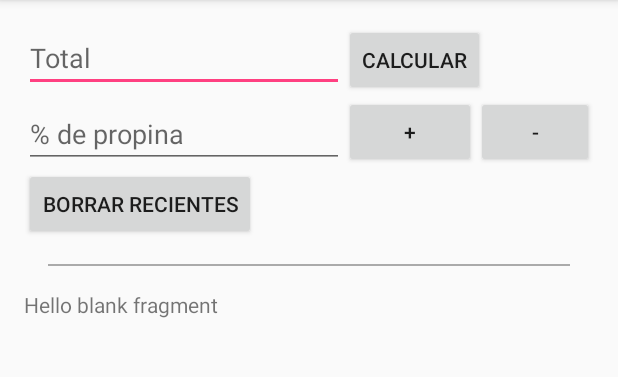
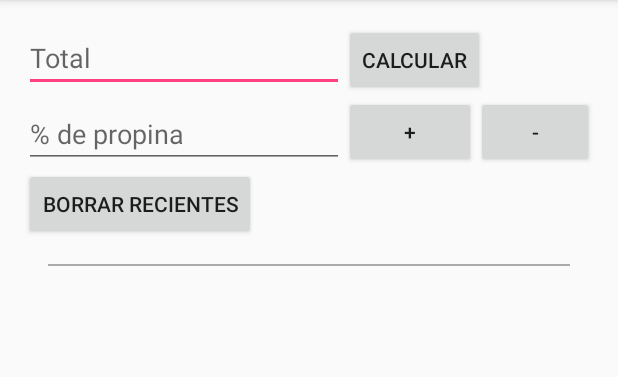
Before and after one commit to Pablo9092/TipCalc, an Android app: the screen it shows after launch (MainActivity), on a phone screen of 412 x 824 dp, the part 84-461 px from its top. Run offline under Robolectric (Android 15) with nearby library versions, the phone set to English and light mode, and no system bars; our stand-ins replace ButterKnife; 3 statements that could not run were skipped.

Commit message:
Add RecyclerView

```diff
--- a/app/build.gradle
+++ b/app/build.gradle
@@ -25,9 +25,11 @@ dependencies {
     compile "com.android.support:appcompat-v7:$rootProject.ext.supportLibraryVersion"
     compile "com.android.support:support-v4:$rootProject.ext.supportLibraryVersion"
     compile "com.android.support:design:$rootProject.ext.supportLibraryVersion"
-    compile "com.android.support:recyclerview-v7:$rootProject.ext.supportLibraryVersion"
+
 
     compile "com.jakewharton:butterknife:$rootProject.ext.butterknifeVersion"
+
     compile 'com.android.support:support-v4:24.2.1'
     testCompile 'junit:junit:4.12'
+    compile 'com.google.android.gms:play-services-appindexing:8.4.0'
 }
--- a/app/src/main/java/com/example/pablo/tipcalc/activities/MainActivity.java
+++ b/app/src/main/java/com/example/pablo/tipcalc/MainActivity.java
@@ -1,4 +1,4 @@
-package com.example.pablo.tipcalc.activities;
+package com.example.pablo.tipcalc;
 
 import android.content.Context;
 import android.content.Intent;
@@ -15,10 +15,12 @@ import android.widget.EditText;
 import android.widget.RelativeLayout;
 import android.widget.TextView;
 
-import com.example.pablo.tipcalc.R;
-import com.example.pablo.tipcalc.TipCalcApp;
 import com.example.pablo.tipcalc.fragments.TipHistoryListFragment;
 import com.example.pablo.tipcalc.fragments.TipHistoryListFragmentListener;
+import com.google.android.gms.appindexing.Action;
+import com.google.android.gms.appindexing.AppIndex;
+import com.google.android.gms.appindexing.Thing;
+import com.google.android.gms.common.api.GoogleApiClient;
 
 import butterknife.BindView;
 import butterknife.ButterKnife;
@@ -28,8 +30,7 @@ public class MainActivity extends AppCompatActivity {
 
 
     private final static int TIP_STEP_CHANGE = 1;
-    private final static int DEFAULT_TIP_CHANGE = 10;
-    private TipHistoryListFragmentListener fragmentListener;
+    private final static int DEFAULT_TIP_PERCENTAGE= 10;
 
     @BindView(R.id.inputBill)
     EditText inputBill;
@@ -49,15 +50,20 @@ public class MainActivity extends AppCompatActivity {
     RelativeLayout contentTip;
 
 
+    private TipHistoryListFragmentListener fragmentListener;
+    private GoogleApiClient client;
+
     @Override
     protected void onCreate(Bundle savedInstanceState) {
         super.onCreate(savedInstanceState);
         setContentView(R.layout.activity_main);
         ButterKnife.bind(this);
+
         TipHistoryListFragment fragment = (TipHistoryListFragment) getSupportFragmentManager().findFragmentById(R.id.fragmentList);
 
         fragment.setRetainInstance(true);
         fragmentListener = (TipHistoryListFragmentListener) fragment;
+        client = new GoogleApiClient.Builder(this).addApi(AppIndex.API).build();
     }
 
     @Override
@@ -77,16 +83,19 @@ public class MainActivity extends AppCompatActivity {
     @OnClick(R.id.btnSubmit)
     public void handleSubmit() {
         hideKeyboard();
+
         String strInputTotal = inputBill.getText().toString().trim();
-        if (!strInputTotal.isEmpty()) {
+
+        if(!strInputTotal.isEmpty()) {
             double total = Double.parseDouble(strInputTotal);
             int tipPercentage = getTipPercentage();
 
-            double tip = total * tipPercentage / 100d;
+            double tip = total * (tipPercentage/100d);
 
-            String strTip = String.format(getString(R.string.global_message_tip, tip));
+            String strTip = String.format(getString(R.string.global_message_tip), tip);
 
             fragmentListener.action(strTip);
+
 
             txtTip.setVisibility(View.VISIBLE);
             txtTip.setText(strTip);
@@ -95,23 +104,23 @@ public class MainActivity extends AppCompatActivity {
 
     @OnClick(R.id.btnIncrease)
     public void handleClickIncrease() {
+        hideKeyboard();
         handleTipChange(TIP_STEP_CHANGE);
     }
 
     @OnClick(R.id.btnDecrease)
     public void handleClickIDecrease() {
+        hideKeyboard();
         handleTipChange(-TIP_STEP_CHANGE);
     }
 
     public int getTipPercentage() {
-        int tipPercentage = DEFAULT_TIP_CHANGE;
+        int tipPercentage = DEFAULT_TIP_PERCENTAGE;
         String strInputPercentage = inputPercentage.getText().toString().trim();
         if (!strInputPercentage.isEmpty()) {
             tipPercentage = Integer.parseInt(strInputPercentage);
-        }
-        else
-        {
-            inputPercentage.setText(String.valueOf(DEFAULT_TIP_CHANGE));
+        } else {
+            inputPercentage.setText(String.valueOf(DEFAULT_TIP_PERCENTAGE));
         }
 
         return tipPercentage;
@@ -132,7 +141,7 @@ public class MainActivity extends AppCompatActivity {
     private void hideKeyboard() {
         InputMethodManager inputManager = (InputMethodManager) getSystemService(Context.INPUT_METHOD_SERVICE);
         try {
-            inputManager.hideSoftInputFromWindow(getCurrentFocus().getWindowToken(), InputMethodManager.HIDE_IMPLICIT_ONLY);
+            inputManager.hideSoftInputFromWindow(getCurrentFocus().getWindowToken(), InputMethodManager.HIDE_NOT_ALWAYS);
         } catch (NullPointerException npe) {
             Log.e(getLocalClassName(), Log.getStackTraceString(npe));
         }
@@ -149,4 +158,39 @@ public class MainActivity extends AppCompatActivity {
     }
 
 
+    /**
+     * ATTENTION: This was auto-generated to implement the App Indexing API.
+     * See https://g.co/AppIndexing/AndroidStudio for more information.
+     */
+    public Action getIndexApiAction() {
+        Thing object = new Thing.Builder()
+                .setName("Main Page") // TODO: Define a title for the content shown.
+                // TODO: Make sure this auto-generated URL is correct.
+                .setUrl(Uri.parse("http://[ENTER-YOUR-URL-HERE]"))
+                .build();
+        return new Action.Builder(Action.TYPE_VIEW)
+                .setObject(object)
+                .setActionStatus(Action.STATUS_TYPE_COMPLETED)
+                .build();
+    }
+
+    @Override
+    public void onStart() {
+        super.onStart();
+
+        // ATTENTION: This was auto-generated to implement the App Indexing API.
+        // See https://g.co/AppIndexing/AndroidStudio for more information.
+        client.connect();
+        AppIndex.AppIndexApi.start(client, getIndexApiAction());
+    }
+
+    @Override
+    public void onStop() {
+        super.onStop();
+
+        // ATTENTION: This was auto-generated to implement the App Indexing API.
+        // See https://g.co/AppIndexing/AndroidStudio for more information.
+        AppIndex.AppIndexApi.end(client, getIndexApiAction());
+        client.disconnect();
+    }
 }
--- a/app/src/main/res/layout/activity_main.xml
+++ b/app/src/main/res/layout/activity_main.xml
@@ -7,7 +7,7 @@
     android:paddingLeft="@dimen/activity_horizontal_margin"
     android:paddingRight="@dimen/activity_horizontal_margin"
     android:paddingTop="@dimen/activity_vertical_margin"
-    tools:context="com.example.pablo.tipcalc.activities.MainActivity">
+    tools:context="com.example.pablo.tipcalc.MainActivity">
 
         <include android:layout_width="match_parent"
         android:layout_height="wrap_content"
--- a/app/src/main/res/layout/content_tip.xml
+++ b/app/src/main/res/layout/content_tip.xml
@@ -2,8 +2,9 @@
 <RelativeLayout xmlns:android="http://schemas.android.com/apk/res/android"
     android:layout_width="match_parent"
     android:layout_height="match_parent"
-    android:orientation="horizontal"
+    android:orientation="vertical"
     android:id="@+id/content_tip">
+
 
     <EditText
         android:layout_width="wrap_content"
@@ -12,8 +13,9 @@
         android:hint="@string/main.hint.bill"
         android:ems="10"
         android:id="@+id/inputBill"
+        android:layout_alignParentTop="true"
         android:layout_alignParentLeft="true"
-        android:layout_alignParentStart="true"/>
+        android:layout_alignParentStart="true" />
 
     <Button
         android:layout_width="wrap_content"
@@ -23,6 +25,8 @@
         android:layout_alignParentTop="true"
         android:layout_toRightOf="@+id/inputBill"
         android:layout_toEndOf="@+id/inputBill"/>
+
+
     <EditText
         android:layout_width="wrap_content"
         android:layout_height="wrap_content"
@@ -81,7 +85,4 @@
         android:layout_alignParentLeft="true"
         android:layout_alignParentStart="true"/>
 
-
-
-
 </RelativeLayout>
--- a/app/src/main/res/layout/fragment_tip_history_list.xml
+++ b/app/src/main/res/layout/fragment_tip_history_list.xml
@@ -5,9 +5,9 @@
     tools:context="com.example.pablo.tipcalc.fragments.TipHistoryListFragment">
 
     <!-- TODO: Update blank fragment layout -->
-    <TextView
+    <android.support.v7.widget.RecyclerView
         android:layout_width="match_parent"
         android:layout_height="match_parent"
-        android:text="@string/hello_blank_fragment" />
+        android:id="@+id/recyclerView"/>
 
 </FrameLayout>
--- a/app/src/main/res/menu/menu_main.xml
+++ b/app/src/main/res/menu/menu_main.xml
@@ -2,7 +2,7 @@
 <menu xmlns:android="http://schemas.android.com/apk/res/android"
     xmlns:tools = "http://schemas.android.com/tools"
     xmlns:app = "http://schemas.android.com/apk/res-auto"
-    tools:context=".activities.MainActivity">
+    tools:context=".MainActivity">
 
     <item android:id="@+id/action_about"
         android:title="@string/min.menu.action.about"
--- a/build.gradle
+++ b/build.gradle
@@ -5,7 +5,7 @@ buildscript {
         jcenter()
     }
     dependencies {
-        classpath 'com.android.tools.build:gradle:2.2.0'
+        classpath 'com.android.tools.build:gradle:2.2.1'
 
         // NOTE: Do not place your application dependencies here; they belong
         // in the individual module build.gradle files
```
Also changed, not shown: app/src/main/AndroidManifest.xml (+6 -2 lines), app/src/main/res/layout/item_row.xml (added, +15 -0 lines), app/src/main/java/com/example/pablo/tipcalc/TipCalcApp.java (line endings or trailing spaces).
